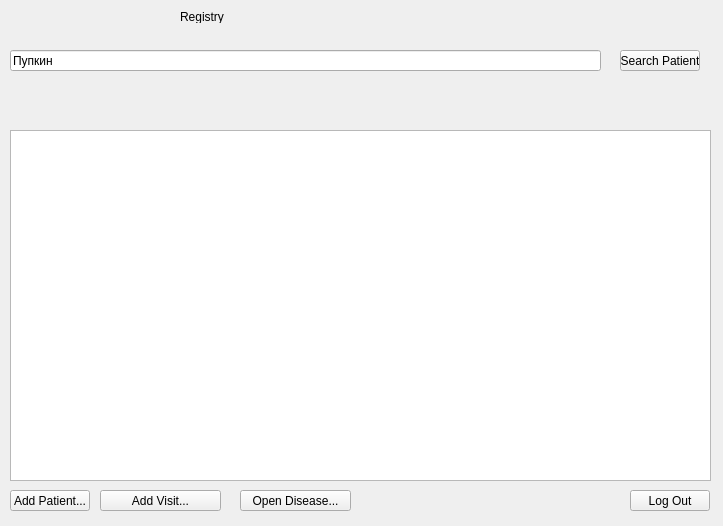
First picture: the form in registryform.ui, repository nikifor511/hhospital, before the edit.
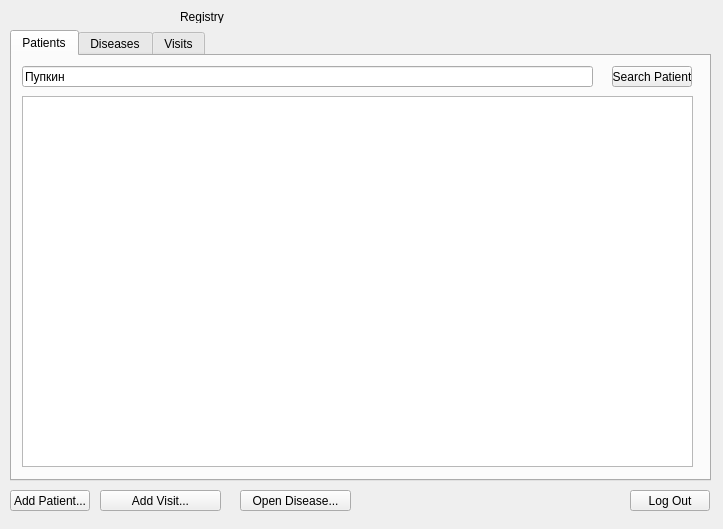
Second picture: the form after the edit.

```diff
--- a/registryform.ui
+++ b/registryform.ui
@@ -7,7 +7,7 @@
     <x>0</x>
     <y>0</y>
     <width>723</width>
-    <height>526</height>
+    <height>529</height>
    </rect>
   </property>
   <property name="windowTitle">
@@ -26,42 +26,6 @@
     <string>Registry</string>
    </property>
   </widget>
-  <widget class="QTableView" name="tableView">
-   <property name="geometry">
-    <rect>
-     <x>10</x>
-     <y>130</y>
-     <width>701</width>
-     <height>351</height>
-    </rect>
-   </property>
-  </widget>
-  <widget class="QLineEdit" name="searchPatientLineEdit">
-   <property name="geometry">
-    <rect>
-     <x>10</x>
-     <y>50</y>
-     <width>591</width>
-     <height>21</height>
-    </rect>
-   </property>
-   <property name="text">
-    <string>Пупкин</string>
-   </property>
-  </widget>
-  <widget class="QPushButton" name="SearchPatientPushButton">
-   <property name="geometry">
-    <rect>
-     <x>620</x>
-     <y>50</y>
-     <width>80</width>
-     <height>21</height>
-    </rect>
-   </property>
-   <property name="text">
-    <string>Search Patient</string>
-   </property>
-  </widget>
   <widget class="QPushButton" name="AddPatientPushButton">
    <property name="geometry">
     <rect>
@@ -114,6 +78,70 @@
     <string>Open Disease...</string>
    </property>
   </widget>
+  <widget class="QTabWidget" name="tabWidget">
+   <property name="geometry">
+    <rect>
+     <x>10</x>
+     <y>30</y>
+     <width>701</width>
+     <height>451</height>
+    </rect>
+   </property>
+   <property name="currentIndex">
+    <number>0</number>
+   </property>
+   <widget class="QWidget" name="PatientsTab">
+    <attribute name="title">
+     <string>Patients</string>
+    </attribute>
+    <widget class="QPushButton" name="SearchPatientPushButton">
+     <property name="geometry">
+      <rect>
+       <x>600</x>
+       <y>10</y>
+       <width>80</width>
+       <height>21</height>
+      </rect>
+     </property>
+     <property name="text">
+      <string>Search Patient</string>
+     </property>
+    </widget>
+    <widget class="QTableView" name="tableView">
+     <property name="geometry">
+      <rect>
+       <x>10</x>
+       <y>40</y>
+       <width>671</width>
+       <height>371</height>
+      </rect>
+     </property>
+    </widget>
+    <widget class="QLineEdit" name="searchPatientLineEdit">
+     <property name="geometry">
+      <rect>
+       <x>10</x>
+       <y>10</y>
+       <width>571</width>
+       <height>21</height>
+      </rect>
+     </property>
+     <property name="text">
+      <string>Пупкин</string>
+     </property>
+    </widget>
+   </widget>
+   <widget class="QWidget" name="DiseasesTab">
+    <attribute name="title">
+     <string>Diseases</string>
+    </attribute>
+   </widget>
+   <widget class="QWidget" name="VisitsTab">
+    <attribute name="title">
+     <string>Visits</string>
+    </attribute>
+   </widget>
+  </widget>
  </widget>
  <resources/>
  <connections/>
```
